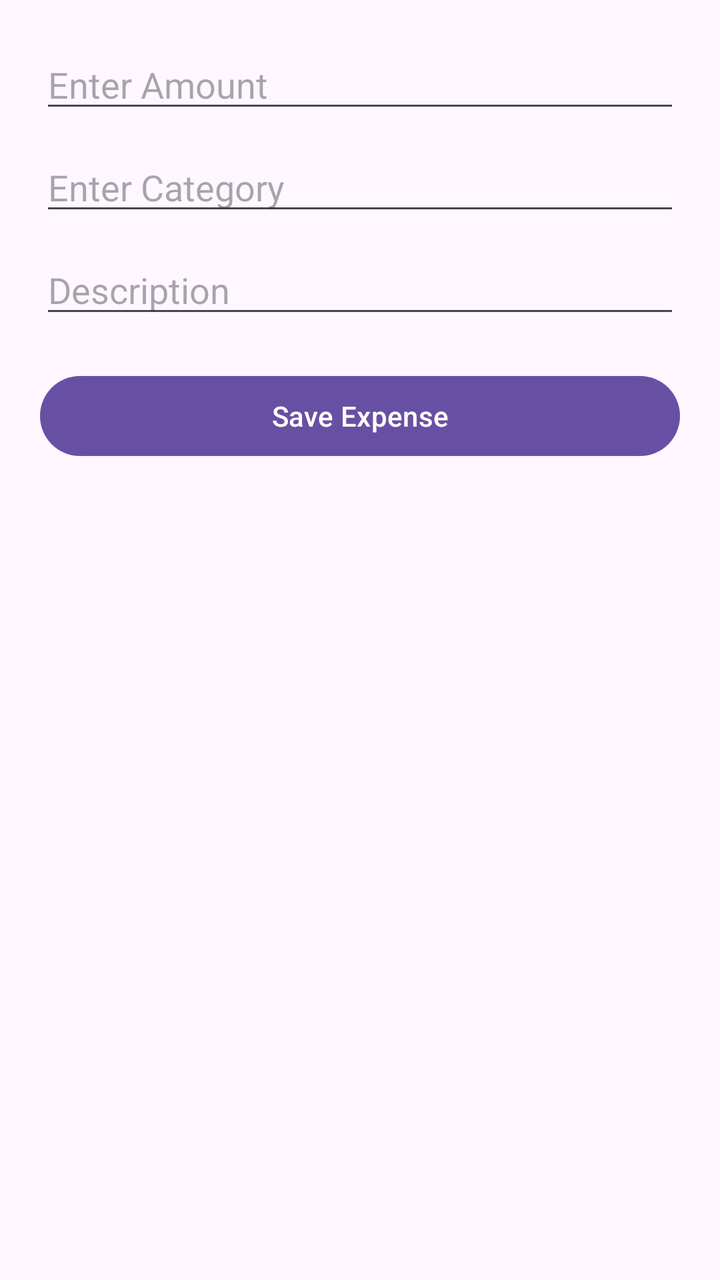
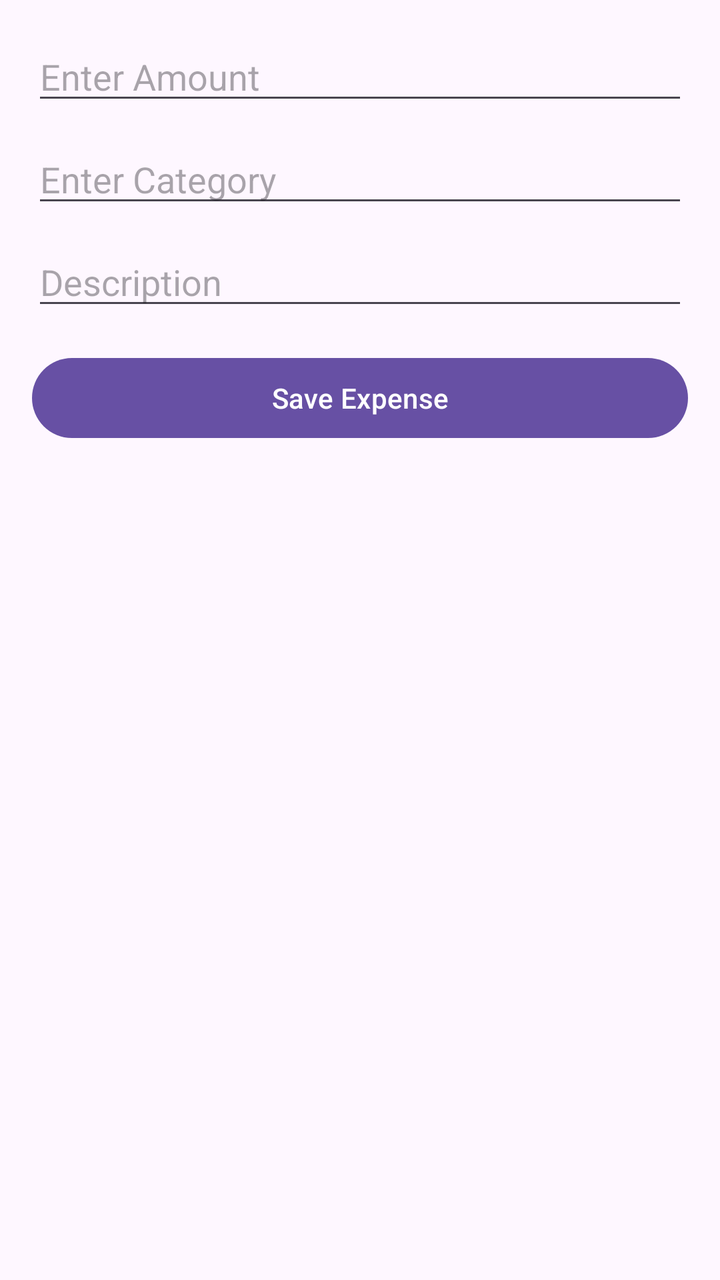

Compare the two renders of this Android layout. The source of the first and the diff that turns it into the second are given below.
<!-- AndroidManifest.xml: application theme Theme.SmartBudget -->
<!-- res/layout/activity_add_expense.xml -->
<?xml version="1.0" encoding="utf-8"?>
<LinearLayout xmlns:android="http://schemas.android.com/apk/res/android"
    android:layout_width="match_parent"
    android:layout_height="match_parent"
    android:orientation="vertical"
    android:padding="20dp">

    <EditText
        android:id="@+id/amount"
        android:layout_width="match_parent"
        android:layout_height="wrap_content"
        android:hint="Enter Amount"
        android:inputType="numberDecimal"/>

    <EditText
        android:id="@+id/category"
        android:layout_width="match_parent"
        android:layout_height="wrap_content"
        android:hint="Enter Category"
        android:layout_marginTop="10dp"/>

    <EditText
        android:id="@+id/description"
        android:layout_width="match_parent"
        android:layout_height="wrap_content"
        android:hint="Description"
        android:layout_marginTop="10dp"/>

    <Button
        android:id="@+id/saveBtn"
        android:layout_width="match_parent"
        android:layout_height="wrap_content"
        android:text="Save Expense"
        android:layout_marginTop="20dp"/>

</LinearLayout>
<!-- resources referenced by this layout -->
<resources>
  <style name="Theme.SmartBudget" parent="Base.Theme.SmartBudget" />
  <style name="Base.Theme.SmartBudget" parent="Theme.Material3.DayNight.NoActionBar">
          
          
      </style>
</resources>

<!-- the commit's change to res/layout/activity_add_expense.xml (unified diff, before → after) -->
@@ -3,34 +3,43 @@
     android:layout_width="match_parent"
     android:layout_height="match_parent"
     android:orientation="vertical"
-    android:padding="20dp">
+    android:padding="16dp">
 
+    
     <EditText
         android:id="@+id/amount"
         android:layout_width="match_parent"
         android:layout_height="wrap_content"
-        android:hint="Enter Amount"
-        android:inputType="numberDecimal"/>
+        android:hint="@string/enter_amount"
+        android:inputType="numberDecimal"
+        android:autofillHints="creditCardNumber" />
 
+    
     <EditText
         android:id="@+id/category"
         android:layout_width="match_parent"
         android:layout_height="wrap_content"
-        android:hint="Enter Category"
-        android:layout_marginTop="10dp"/>
+        android:hint="@string/enter_category"
+        android:layout_marginTop="10dp"
+        android:inputType="text"
+        android:autofillHints="name" />
 
+    
     <EditText
         android:id="@+id/description"
         android:layout_width="match_parent"
         android:layout_height="wrap_content"
-        android:hint="Description"
-        android:layout_marginTop="10dp"/>
+        android:hint="@string/enter_description"
+        android:layout_marginTop="10dp"
+        android:inputType="text"
+        android:autofillHints="text" />
 
+    
     <Button
         android:id="@+id/saveBtn"
         android:layout_width="match_parent"
         android:layout_height="wrap_content"
-        android:text="Save Expense"
-        android:layout_marginTop="20dp"/>
+        android:text="@string/save_expense"
+        android:layout_marginTop="15dp" />
 
 </LinearLayout>
<!-- resource entries referenced after the edit -->
@@ -1,5 +1,9 @@
 <!-- resources referenced by this layout -->
 <resources>
+  <string name="enter_amount">Enter Amount</string>
+  <string name="enter_category">Enter Category</string>
+  <string name="enter_description">Description</string>
+  <string name="save_expense">Save Expense</string>
   <style name="Theme.SmartBudget" parent="Base.Theme.SmartBudget" />
   <style name="Base.Theme.SmartBudget" parent="Theme.Material3.DayNight.NoActionBar">
           
